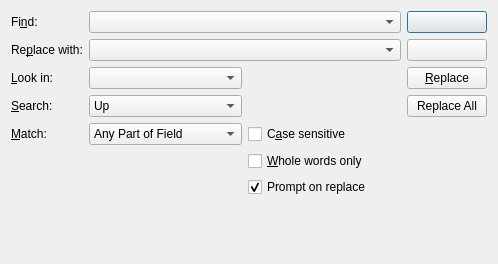
KDE/calligra, file kexi/main/kexifinddialog.ui: the form before one commit.
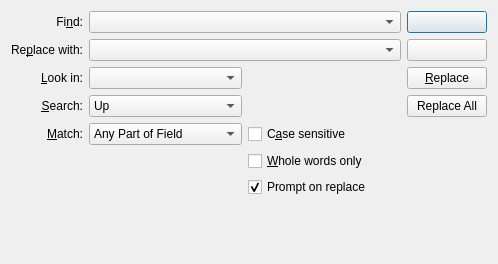
The form after the commit. Custom widgets are drawn as their Qt base class.

Commit message: HIG for the Find dialog: labels to right

Patch:
```diff
--- a/kexi/main/kexifinddialog.ui
+++ b/kexi/main/kexifinddialog.ui
@@ -19,6 +19,9 @@
      <property name="text">
       <string>Fi&amp;nd:</string>
      </property>
+     <property name="alignment">
+      <set>Qt::AlignRight|Qt::AlignTrailing|Qt::AlignVCenter</set>
+     </property>
      <property name="wordWrap">
       <bool>false</bool>
      </property>
@@ -150,6 +153,9 @@
      <property name="text">
       <string>Re&amp;place with:</string>
      </property>
+     <property name="alignment">
+      <set>Qt::AlignRight|Qt::AlignTrailing|Qt::AlignVCenter</set>
+     </property>
      <property name="wordWrap">
       <bool>false</bool>
      </property>
@@ -176,6 +182,9 @@
      <property name="text">
       <string>&amp;Look in:</string>
      </property>
+     <property name="alignment">
+      <set>Qt::AlignRight|Qt::AlignTrailing|Qt::AlignVCenter</set>
+     </property>
      <property name="wordWrap">
       <bool>false</bool>
      </property>
@@ -196,6 +205,9 @@
      <property name="text">
       <string>&amp;Search:</string>
      </property>
+     <property name="alignment">
+      <set>Qt::AlignRight|Qt::AlignTrailing|Qt::AlignVCenter</set>
+     </property>
      <property name="wordWrap">
       <bool>false</bool>
      </property>
@@ -231,6 +243,9 @@
      <property name="text">
       <string>&amp;Match:</string>
      </property>
+     <property name="alignment">
+      <set>Qt::AlignRight|Qt::AlignTrailing|Qt::AlignVCenter</set>
+     </property>
      <property name="wordWrap">
       <bool>false</bool>
      </property>
@@ -329,16 +344,16 @@
    <extends>QComboBox</extends>
    <header>kcombobox.h</header>
   </customwidget>
-  <customwidget>
-   <class>KHistoryComboBox</class>
-   <extends>KComboBox</extends>
-   <header>khistorycombobox.h</header>
-  </customwidget>
   <customwidget>
    <class>KPushButton</class>
    <extends>QPushButton</extends>
    <header>kpushbutton.h</header>
   </customwidget>
+  <customwidget>
+   <class>KHistoryComboBox</class>
+   <extends>KComboBox</extends>
+   <header>khistorycombobox.h</header>
+  </customwidget>
  </customwidgets>
  <tabstops>
   <tabstop>m_textToFind</tabstop>
```
Left out of the diff: 23 changed lines with no effect on the pictures.
